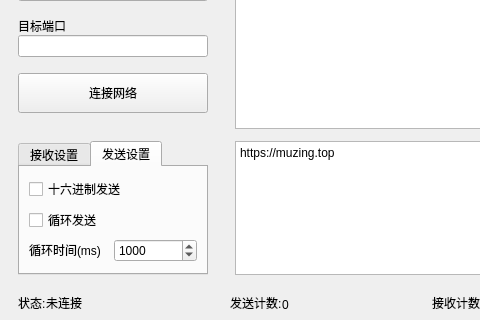
The window that UI/MainWindowUI.ui (muziing/NetAssist_PyQt) describes before a commit, drawn with Qt 5; both pictures show x 0 to 480 and y 250 to 570 of the 700 by 570 pixel window.
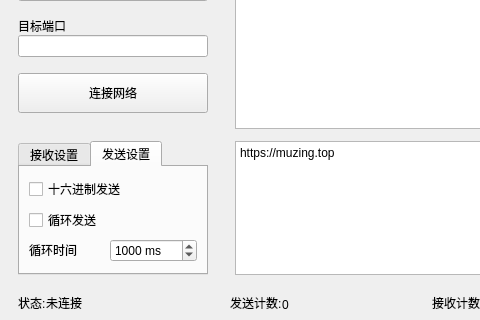
The same window after the commit. The open tabs and pages were chosen to show the change. Icons and pictures are not drawn. Custom widgets are drawn as their Qt base class.

Commit message: 循环时间的单位（毫秒）移至SpinBox中

```diff
--- a/UI/MainWindowUI.ui
+++ b/UI/MainWindowUI.ui
@@ -435,7 +435,7 @@
             </sizepolicy>
            </property>
            <property name="text">
-            <string>循环时间(ms)</string>
+            <string>循环时间</string>
            </property>
           </widget>
          </item>
@@ -453,6 +453,9 @@
              <height>0</height>
             </size>
            </property>
+           <property name="suffix">
+            <string> ms</string>
+           </property>
            <property name="minimum">
             <number>1</number>
            </property>
```
The commit also changes 1 other file.
